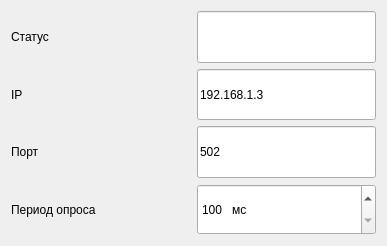
Above: uis/modbus_client.ui from dimgrig/MODBUS-CLIENT before the change. Below: the same form after it.
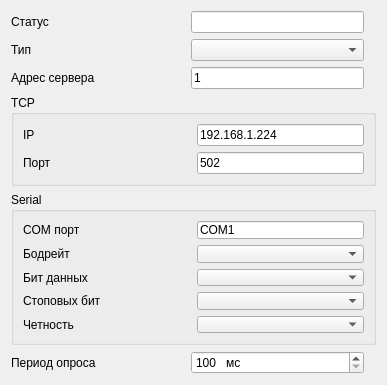
That is the form after the change.

Commit message: add Serial and add gui settings

What changed in the file:
```diff
--- a/uis/modbus_client.ui
+++ b/uis/modbus_client.ui
@@ -7,7 +7,7 @@
     <x>0</x>
     <y>0</y>
     <width>387</width>
-    <height>246</height>
+    <height>385</height>
    </rect>
   </property>
   <property name="sizePolicy">
@@ -33,7 +33,7 @@
   </property>
   <layout class="QGridLayout" name="gridLayout">
    <item row="1" column="0">
-    <widget class="QLabel" name="label_17">
+    <widget class="QLabel" name="label_21">
      <property name="sizePolicy">
       <sizepolicy hsizetype="MinimumExpanding" vsizetype="MinimumExpanding">
        <horstretch>0</horstretch>
@@ -47,10 +47,7 @@
       </size>
      </property>
      <property name="text">
-      <string>IP</string>
-     </property>
-     <property name="wordWrap">
-      <bool>true</bool>
+      <string>Тип</string>
      </property>
     </widget>
    </item>
@@ -77,7 +74,7 @@
     </widget>
    </item>
    <item row="2" column="0">
-    <widget class="QLabel" name="label_18">
+    <widget class="QLabel" name="label_22">
      <property name="sizePolicy">
       <sizepolicy hsizetype="MinimumExpanding" vsizetype="MinimumExpanding">
        <horstretch>0</horstretch>
@@ -91,105 +88,11 @@
       </size>
      </property>
      <property name="text">
-      <string>Порт</string>
+      <string>Адрес сервера</string>
      </property>
-     <property name="wordWrap">
-      <bool>true</bool>
-     </property>
     </widget>
    </item>
-   <item row="2" column="1">
-    <widget class="QLineEdit" name="le_PORT">
-     <property name="enabled">
-      <bool>true</bool>
-     </property>
-     <property name="sizePolicy">
-      <sizepolicy hsizetype="MinimumExpanding" vsizetype="MinimumExpanding">
-       <horstretch>0</horstretch>
-       <verstretch>0</verstretch>
-      </sizepolicy>
-     </property>
-     <property name="minimumSize">
-      <size>
-       <width>150</width>
-       <height>0</height>
-      </size>
-     </property>
-     <property name="text">
-      <string>502</string>
-     </property>
-    </widget>
-   </item>
-   <item row="1" column="1">
-    <widget class="QLineEdit" name="le_IP">
-     <property name="enabled">
-      <bool>true</bool>
-     </property>
-     <property name="sizePolicy">
-      <sizepolicy hsizetype="MinimumExpanding" vsizetype="MinimumExpanding">
-       <horstretch>0</horstretch>
-       <verstretch>0</verstretch>
-      </sizepolicy>
-     </property>
-     <property name="minimumSize">
-      <size>
-       <width>150</width>
-       <height>0</height>
-      </size>
-     </property>
-     <property name="text">
-      <string>192.168.1.3</string>
-     </property>
-    </widget>
-   </item>
-   <item row="0" column="1">
-    <widget class="QLineEdit" name="le_state">
-     <property name="enabled">
-      <bool>true</bool>
-     </property>
-     <property name="sizePolicy">
-      <sizepolicy hsizetype="MinimumExpanding" vsizetype="MinimumExpanding">
-       <horstretch>0</horstretch>
-       <verstretch>0</verstretch>
-      </sizepolicy>
-     </property>
-     <property name="minimumSize">
-      <size>
-       <width>150</width>
-       <height>0</height>
-      </size>
-     </property>
-     <property name="text">
-      <string/>
-     </property>
-     <property name="readOnly">
-      <bool>true</bool>
-     </property>
-    </widget>
-   </item>
-   <item row="3" column="0">
-    <widget class="QLabel" name="label_20">
-     <property name="sizePolicy">
-      <sizepolicy hsizetype="MinimumExpanding" vsizetype="MinimumExpanding">
-       <horstretch>0</horstretch>
-       <verstretch>0</verstretch>
-      </sizepolicy>
-     </property>
-     <property name="minimumSize">
-      <size>
-       <width>100</width>
-       <height>0</height>
-      </size>
-     </property>
-     <property name="text">
-      <string>Период опроса</string>
-     </property>
-     <property name="wordWrap">
-      <bool>true</bool>
-     </property>
-    </widget>
-   </item>
-   <item row="3" column="1">
+   <item row="6" column="1">
     <widget class="QSpinBox" name="sb_poll_timer">
      <property name="sizePolicy">
       <sizepolicy hsizetype="MinimumExpanding" vsizetype="MinimumExpanding">
@@ -214,6 +117,399 @@
      </property>
     </widget>
    </item>
+   <item row="6" column="0">
+    <widget class="QLabel" name="label_20">
+     <property name="sizePolicy">
+      <sizepolicy hsizetype="MinimumExpanding" vsizetype="MinimumExpanding">
+       <horstretch>0</horstretch>
+       <verstretch>0</verstretch>
+      </sizepolicy>
+     </property>
+     <property name="minimumSize">
+      <size>
+       <width>100</width>
+       <height>0</height>
+      </size>
+     </property>
+     <property name="text">
+      <string>Период опроса</string>
+     </property>
+     <property name="wordWrap">
+      <bool>true</bool>
+     </property>
+    </widget>
+   </item>
+   <item row="3" column="0" rowspan="2" colspan="4">
+    <widget class="QGroupBox" name="groupBox">
+     <property name="sizePolicy">
+      <sizepolicy hsizetype="MinimumExpanding" vsizetype="MinimumExpanding">
+       <horstretch>0</horstretch>
+       <verstretch>0</verstretch>
+      </sizepolicy>
+     </property>
+     <property name="title">
+      <string>TCP</string>
+     </property>
+     <layout class="QGridLayout" name="gridLayout_2">
+      <item row="0" column="0">
+       <widget class="QLabel" name="label_17">
+        <property name="sizePolicy">
+         <sizepolicy hsizetype="MinimumExpanding" vsizetype="MinimumExpanding">
+          <horstretch>0</horstretch>
+          <verstretch>0</verstretch>
+         </sizepolicy>
+        </property>
+        <property name="minimumSize">
+         <size>
+          <width>100</width>
+          <height>0</height>
+         </size>
+        </property>
+        <property name="text">
+         <string>IP</string>
+        </property>
+       </widget>
+      </item>
+      <item row="0" column="1">
+       <widget class="QLineEdit" name="le_ip">
+        <property name="enabled">
+         <bool>true</bool>
+        </property>
+        <property name="sizePolicy">
+         <sizepolicy hsizetype="MinimumExpanding" vsizetype="MinimumExpanding">
+          <horstretch>0</horstretch>
+          <verstretch>0</verstretch>
+         </sizepolicy>
+        </property>
+        <property name="minimumSize">
+         <size>
+          <width>150</width>
+          <height>0</height>
+         </size>
+        </property>
+        <property name="text">
+         <string>192.168.1.224</string>
+        </property>
+       </widget>
+      </item>
+      <item row="1" column="0">
+       <widget class="QLabel" name="label_18">
+        <property name="sizePolicy">
+         <sizepolicy hsizetype="MinimumExpanding" vsizetype="MinimumExpanding">
+          <horstretch>0</horstretch>
+          <verstretch>0</verstretch>
+         </sizepolicy>
+        </property>
+        <property name="minimumSize">
+         <size>
+          <width>100</width>
+          <height>0</height>
+         </size>
+        </property>
+        <property name="text">
+         <string>Порт</string>
+        </property>
+       </widget>
+      </item>
+      <item row="1" column="1">
+       <widget class="QLineEdit" name="le_port">
+        <property name="enabled">
+         <bool>true</bool>
+        </property>
+        <property name="sizePolicy">
+         <sizepolicy hsizetype="MinimumExpanding" vsizetype="MinimumExpanding">
+          <horstretch>0</horstretch>
+          <verstretch>0</verstretch>
+         </sizepolicy>
+        </property>
+        <property name="minimumSize">
+         <size>
+          <width>150</width>
+          <height>0</height>
+         </size>
+        </property>
+        <property name="text">
+         <string>502</string>
+        </property>
+       </widget>
+      </item>
+     </layout>
+    </widget>
+   </item>
+   <item row="5" column="0" colspan="4">
+    <widget class="QGroupBox" name="groupBox_2">
+     <property name="sizePolicy">
+      <sizepolicy hsizetype="MinimumExpanding" vsizetype="MinimumExpanding">
+       <horstretch>0</horstretch>
+       <verstretch>0</verstretch>
+      </sizepolicy>
+     </property>
+     <property name="title">
+      <string>Serial</string>
+     </property>
+     <layout class="QGridLayout" name="gridLayout_3">
+      <item row="0" column="0">
+       <widget class="QLabel" name="label_23">
+        <property name="sizePolicy">
+         <sizepolicy hsizetype="MinimumExpanding" vsizetype="MinimumExpanding">
+          <horstretch>0</horstretch>
+          <verstretch>0</verstretch>
+         </sizepolicy>
+        </property>
+        <property name="minimumSize">
+         <size>
+          <width>100</width>
+          <height>0</height>
+         </size>
+        </property>
+        <property name="text">
+         <string>COM порт</string>
+        </property>
+       </widget>
+      </item>
+      <item row="0" column="1">
+       <widget class="QLineEdit" name="le_com_port">
+        <property name="enabled">
+         <bool>true</bool>
+        </property>
+        <property name="sizePolicy">
+         <sizepolicy hsizetype="MinimumExpanding" vsizetype="MinimumExpanding">
+          <horstretch>0</horstretch>
+          <verstretch>0</verstretch>
+         </sizepolicy>
+        </property>
+        <property name="minimumSize">
+         <size>
+          <width>150</width>
+          <height>0</height>
+         </size>
+        </property>
+        <property name="text">
+         <string>COM1</string>
+        </property>
+       </widget>
+      </item>
+      <item row="1" column="0">
+       <widget class="QLabel" name="label_24">
+        <property name="sizePolicy">
+         <sizepolicy hsizetype="MinimumExpanding" vsizetype="MinimumExpanding">
+          <horstretch>0</horstretch>
+          <verstretch>0</verstretch>
+         </sizepolicy>
+        </property>
+        <property name="minimumSize">
+         <size>
+          <width>100</width>
+          <height>0</height>
+         </size>
+        </property>
+        <property name="text">
+         <string>Бодрейт</string>
+        </property>
+       </widget>
+      </item>
+      <item row="1" column="1">
+       <widget class="QComboBox" name="cb_baudrate">
+        <property name="sizePolicy">
+         <sizepolicy hsizetype="MinimumExpanding" vsizetype="MinimumExpanding">
+          <horstretch>0</horstretch>
+          <verstretch>0</verstretch>
+         </sizepolicy>
+        </property>
+        <property name="minimumSize">
+         <size>
+          <width>150</width>
+          <height>0</height>
+         </size>
+        </property>
+        <property name="currentText">
+         <string/>
+        </property>
+       </widget>
+      </item>
+      <item row="2" column="0">
+       <widget class="QLabel" name="label_25">
+        <property name="sizePolicy">
+         <sizepolicy hsizetype="MinimumExpanding" vsizetype="MinimumExpanding">
+          <horstretch>0</horstretch>
+          <verstretch>0</verstretch>
+         </sizepolicy>
+        </property>
+        <property name="minimumSize">
+         <size>
+          <width>100</width>
+          <height>0</height>
+         </size>
+        </property>
+        <property name="text">
+         <string>Бит данных</string>
+        </property>
+       </widget>
+      </item>
+      <item row="2" column="1">
+       <widget class="QComboBox" name="cb_data_bits">
+        <property name="sizePolicy">
+         <sizepolicy hsizetype="MinimumExpanding" vsizetype="MinimumExpanding">
+          <horstretch>0</horstretch>
+          <verstretch>0</verstretch>
+         </sizepolicy>
+        </property>
+        <property name="minimumSize">
+         <size>
+          <width>150</width>
+          <height>0</height>
+         </size>
+        </property>
+        <property name="currentText">
+         <string/>
+        </property>
+       </widget>
+      </item>
+      <item row="3" column="0">
+       <widget class="QLabel" name="label_26">
+        <property name="sizePolicy">
+         <sizepolicy hsizetype="MinimumExpanding" vsizetype="MinimumExpanding">
+          <horstretch>0</horstretch>
+          <verstretch>0</verstretch>
+         </sizepolicy>
+        </property>
+        <property name="minimumSize">
+         <size>
+          <width>100</width>
+          <height>0</height>
+         </size>
+        </property>
+        <property name="text">
+         <string>Стоповых бит</string>
+        </property>
+       </widget>
+      </item>
+      <item row="3" column="1">
+       <widget class="QComboBox" name="cb_stop_bits">
+        <property name="sizePolicy">
+         <sizepolicy hsizetype="MinimumExpanding" vsizetype="MinimumExpanding">
+          <horstretch>0</horstretch>
+          <verstretch>0</verstretch>
+         </sizepolicy>
+        </property>
+        <property name="minimumSize">
+         <size>
+          <width>150</width>
+          <height>0</height>
+         </size>
+        </property>
+        <property name="currentText">
+         <string/>
+        </property>
+       </widget>
+      </item>
+      <item row="4" column="0">
+       <widget class="QLabel" name="label_27">
+        <property name="sizePolicy">
+         <sizepolicy hsizetype="MinimumExpanding" vsizetype="MinimumExpanding">
+          <horstretch>0</horstretch>
+          <verstretch>0</verstretch>
+         </sizepolicy>
+        </property>
+        <property name="minimumSize">
+         <size>
+          <width>100</width>
+          <height>0</height>
+         </size>
+        </property>
+        <property name="text">
+         <string>Четность</string>
+        </property>
+       </widget>
+      </item>
+      <item row="4" column="1">
+       <widget class="QComboBox" name="cb_parity">
+        <property name="sizePolicy">
+         <sizepolicy hsizetype="MinimumExpanding" vsizetype="MinimumExpanding">
+          <horstretch>0</horstretch>
+          <verstretch>0</verstretch>
+         </sizepolicy>
+        </property>
+        <property name="minimumSize">
+         <size>
+          <width>150</width>
+          <height>0</height>
+         </size>
+        </property>
+        <property name="currentText">
+         <string/>
+        </property>
+       </widget>
+      </item>
+     </layout>
+    </widget>
+   </item>
+   <item row="2" column="1">
+    <widget class="QLineEdit" name="le_address">
+     <property name="enabled">
+      <bool>true</bool>
+     </property>
+     <property name="sizePolicy">
+      <sizepolicy hsizetype="MinimumExpanding" vsizetype="MinimumExpanding">
+       <horstretch>0</horstretch>
+       <verstretch>0</verstretch>
+      </sizepolicy>
+     </property>
+     <property name="minimumSize">
+      <size>
+       <width>150</width>
+       <height>0</height>
+      </size>
+     </property>
+     <property name="text">
+      <string>1</string>
+     </property>
+    </widget>
+   </item>
+   <item row="1" column="1">
+    <widget class="QComboBox" name="cb_connect_type">
+     <property name="sizePolicy">
+      <sizepolicy hsizetype="MinimumExpanding" vsizetype="MinimumExpanding">
+       <horstretch>0</horstretch>
+       <verstretch>0</verstretch>
+      </sizepolicy>
+     </property>
+     <property name="minimumSize">
+      <size>
+       <width>150</width>
+       <height>0</height>
+      </size>
+     </property>
+     <property name="currentText">
+      <string/>
+     </property>
+    </widget>
+   </item>
+   <item row="0" column="1">
+    <widget class="QLineEdit" name="le_state">
+     <property name="enabled">
+      <bool>true</bool>
+     </property>
+     <property name="sizePolicy">
+      <sizepolicy hsizetype="MinimumExpanding" vsizetype="MinimumExpanding">
+       <horstretch>0</horstretch>
+       <verstretch>0</verstretch>
+      </sizepolicy>
+     </property>
+     <property name="minimumSize">
+      <size>
+       <width>150</width>
+       <height>0</height>
+      </size>
+     </property>
+     <property name="text">
+      <string/>
+     </property>
+     <property name="readOnly">
+      <bool>true</bool>
+     </property>
+    </widget>
+   </item>
   </layout>
  </widget>
  <resources/>
```
The commit also changes 11 other files.
